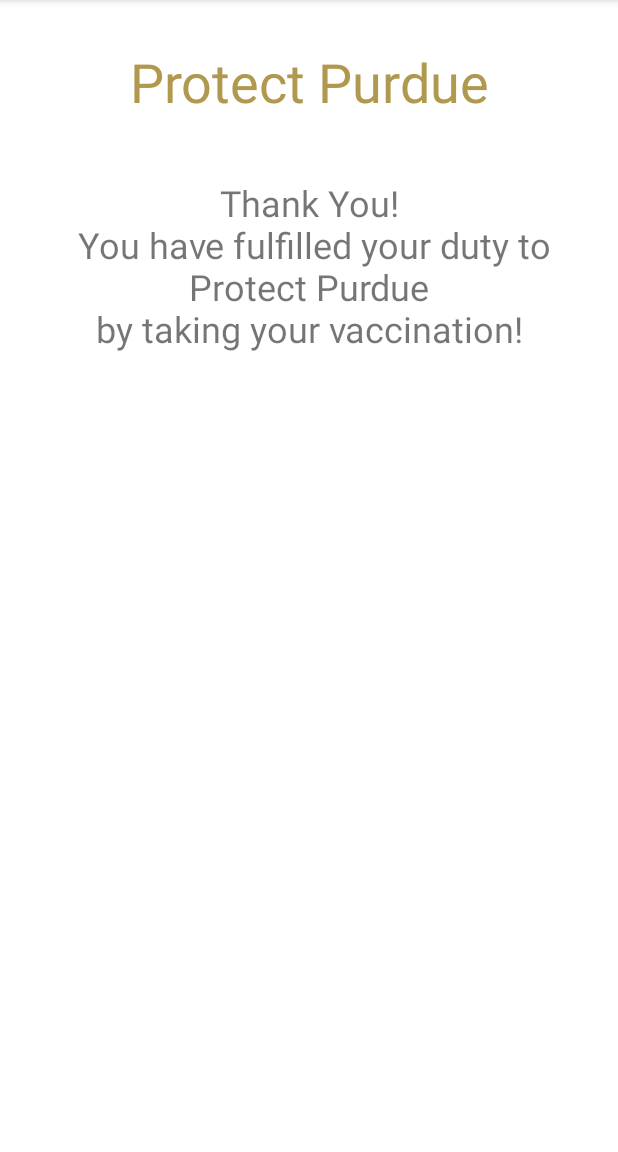
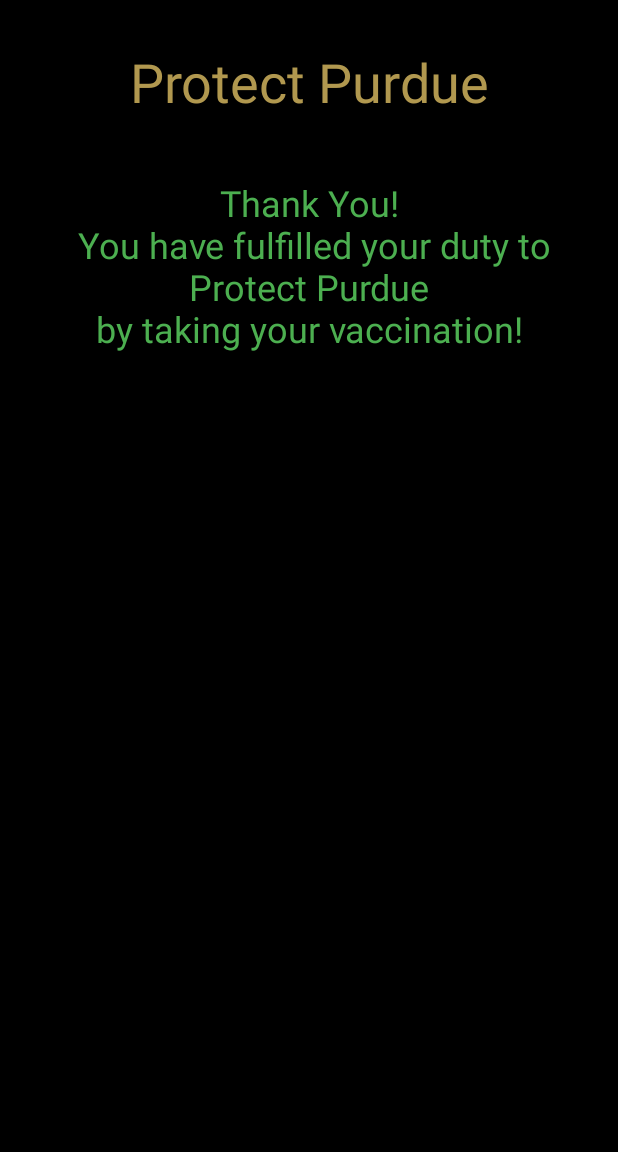
Before and after one commit to jiajack001/CNIT425_BlackBoardReborn, an Android app: the VaccinationStatus screen opened directly, with no data from a screen before it, on a phone screen of 412 x 824 dp, the part 84-1236 px from its top. Run offline under Robolectric (Android 15) with nearby library versions, the phone set to English and light mode, and no system bars; our stand-ins replace Firebase (no records; nobody signed in at launch, a user with empty details on screens opened directly); libraries missing offline, so code that uses them is left out: com.journeyapps.barcodescanner; 2 statements that could not run were skipped.

Commit message:
Update Project

```diff
--- a/app/src/main/res/layout/activity_menu.xml
+++ b/app/src/main/res/layout/activity_menu.xml
@@ -78,7 +78,8 @@
                 android:layout_height="108dp"
                 android:layout_marginStart="20dp"
                 android:layout_marginEnd="20dp"
-                android:foreground="@drawable/button_protect_purdue" />
+                android:foreground="@drawable/button_protect_purdue"
+                android:onClick="btnOpenProtectPurdueOnClick" />
 
             <Button
                 android:id="@+id/btnSignOut"
--- a/app/src/main/res/layout/activity_vaccination_status.xml
+++ b/app/src/main/res/layout/activity_vaccination_status.xml
@@ -4,7 +4,8 @@
     xmlns:tools="http://schemas.android.com/tools"
     android:layout_width="match_parent"
     android:layout_height="match_parent"
-    tools:context=".VaccinationStatus">
+    tools:context=".VaccinationStatus"
+    android:background="#000000">
 
     <LinearLayout
         android:layout_width="match_parent"
@@ -29,6 +30,7 @@
             android:layout_marginTop="10dp"
             android:layout_marginBottom="30dp"
             android:gravity="center"
+            android:textColor="#4CAF50"
             android:text="Thank You!\n You have fulfilled your duty to\nProtect Purdue\nby taking your vaccination!"
             android:textSize="24sp" />
 
```
Also changed, not shown: app/src/main/java/com/cnit425/cnit425_blackboard/Menu.java (+56 -55 lines).
